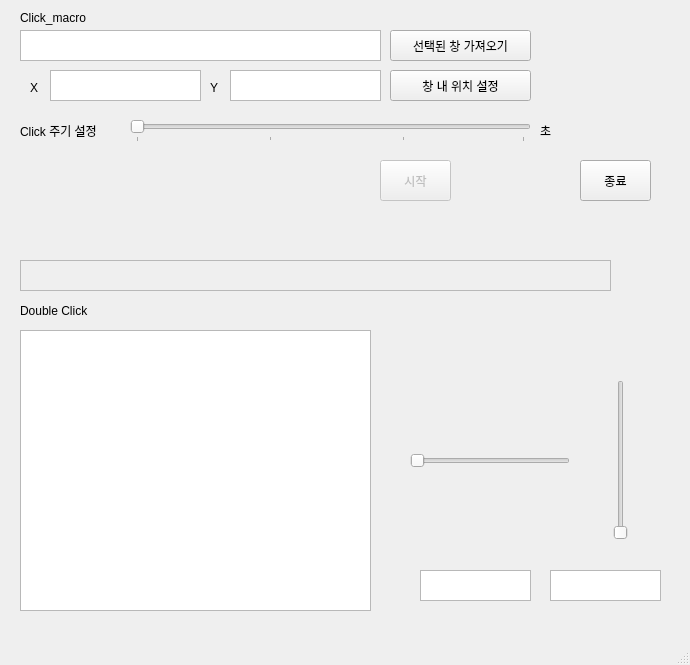
Above: ui/main_v1.0.ui from lazyduo/win-click-macro before the change. Below: the same form after it.
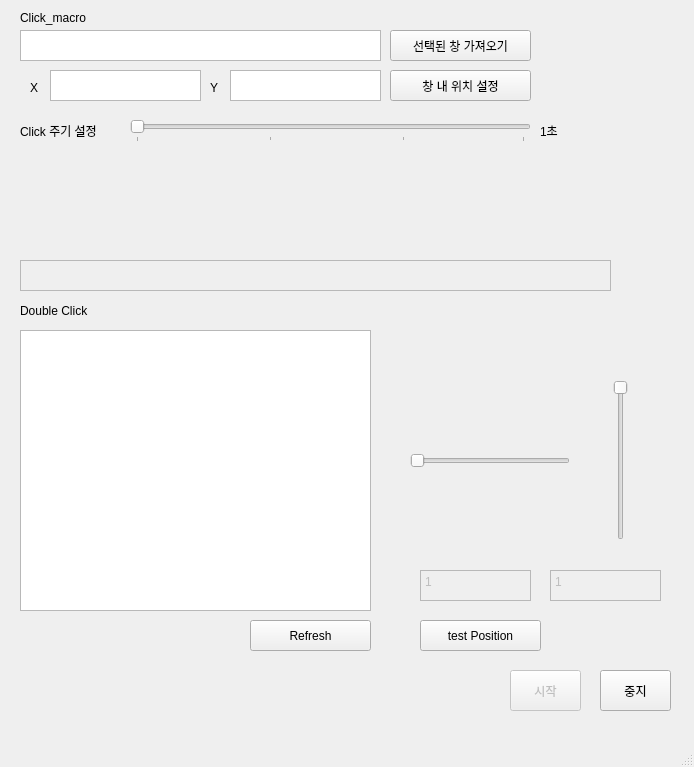
That is the form after the change.

Commit message: add refresh button

What changed in the file:
```diff
--- a/ui/main_v1.0.ui
+++ b/ui/main_v1.0.ui
@@ -6,8 +6,8 @@
    <rect>
     <x>0</x>
     <y>0</y>
-    <width>690</width>
-    <height>665</height>
+    <width>694</width>
+    <height>767</height>
    </rect>
   </property>
   <property name="windowTitle">
@@ -110,8 +110,8 @@
     </property>
     <property name="geometry">
      <rect>
-      <x>380</x>
-      <y>160</y>
+      <x>510</x>
+      <y>670</y>
       <width>71</width>
       <height>41</height>
      </rect>
@@ -123,14 +123,14 @@
    <widget class="QPushButton" name="pushButton_4">
     <property name="geometry">
      <rect>
-      <x>580</x>
-      <y>160</y>
+      <x>600</x>
+      <y>670</y>
       <width>71</width>
       <height>41</height>
      </rect>
     </property>
     <property name="text">
-     <string>종료</string>
+     <string>중지</string>
     </property>
    </widget>
    <widget class="QLabel" name="label_2">
@@ -240,11 +240,23 @@
       <height>160</height>
      </rect>
     </property>
+    <property name="minimum">
+     <number>1</number>
+    </property>
+    <property name="value">
+     <number>1</number>
+    </property>
     <property name="orientation">
      <enum>Qt::Vertical</enum>
     </property>
+    <property name="invertedAppearance">
+     <bool>true</bool>
+    </property>
    </widget>
    <widget class="QTextEdit" name="textEdit_6">
+    <property name="enabled">
+     <bool>false</bool>
+    </property>
     <property name="geometry">
      <rect>
       <x>420</x>
@@ -253,8 +265,18 @@
       <height>31</height>
      </rect>
     </property>
+    <property name="html">
+     <string>&lt;!DOCTYPE HTML PUBLIC &quot;-//W3C//DTD HTML 4.0//EN&quot; &quot;http://www.w3.org/TR/REC-html40/strict.dtd&quot;&gt;
+&lt;html&gt;&lt;head&gt;&lt;meta name=&quot;qrichtext&quot; content=&quot;1&quot; /&gt;&lt;style type=&quot;text/css&quot;&gt;
+p, li { white-space: pre-wrap; }
+&lt;/style&gt;&lt;/head&gt;&lt;body style=&quot; font-family:'Gulim'; font-size:9pt; font-weight:400; font-style:normal;&quot;&gt;
+&lt;p style=&quot; margin-top:0px; margin-bottom:0px; margin-left:0px; margin-right:0px; -qt-block-indent:0; text-indent:0px;&quot;&gt;1&lt;/p&gt;&lt;/body&gt;&lt;/html&gt;</string>
+    </property>
    </widget>
    <widget class="QTextEdit" name="textEdit_7">
+    <property name="enabled">
+     <bool>false</bool>
+    </property>
     <property name="geometry">
      <rect>
       <x>550</x>
@@ -263,6 +285,13 @@
       <height>31</height>
      </rect>
     </property>
+    <property name="html">
+     <string>&lt;!DOCTYPE HTML PUBLIC &quot;-//W3C//DTD HTML 4.0//EN&quot; &quot;http://www.w3.org/TR/REC-html40/strict.dtd&quot;&gt;
+&lt;html&gt;&lt;head&gt;&lt;meta name=&quot;qrichtext&quot; content=&quot;1&quot; /&gt;&lt;style type=&quot;text/css&quot;&gt;
+p, li { white-space: pre-wrap; }
+&lt;/style&gt;&lt;/head&gt;&lt;body style=&quot; font-family:'Gulim'; font-size:9pt; font-weight:400; font-style:normal;&quot;&gt;
+&lt;p style=&quot; margin-top:0px; margin-bottom:0px; margin-left:0px; margin-right:0px; -qt-block-indent:0; text-indent:0px;&quot;&gt;1&lt;/p&gt;&lt;/body&gt;&lt;/html&gt;</string>
+    </property>
    </widget>
    <widget class="QLabel" name="label_6">
     <property name="geometry">
@@ -274,7 +303,33 @@
      </rect>
     </property>
     <property name="text">
-     <string>초</string>
+     <string>1초</string>
+    </property>
+   </widget>
+   <widget class="QPushButton" name="pushButton_5">
+    <property name="geometry">
+     <rect>
+      <x>250</x>
+      <y>620</y>
+      <width>121</width>
+      <height>31</height>
+     </rect>
+    </property>
+    <property name="text">
+     <string>Refresh</string>
+    </property>
+   </widget>
+   <widget class="QPushButton" name="pushButton_6">
+    <property name="geometry">
+     <rect>
+      <x>420</x>
+      <y>620</y>
+      <width>121</width>
+      <height>31</height>
+     </rect>
+    </property>
+    <property name="text">
+     <string>test Position</string>
     </property>
    </widget>
   </widget>
```
Left out of the diff: 5 changed lines with no effect on the pictures. The commit also changes 3 other files.
